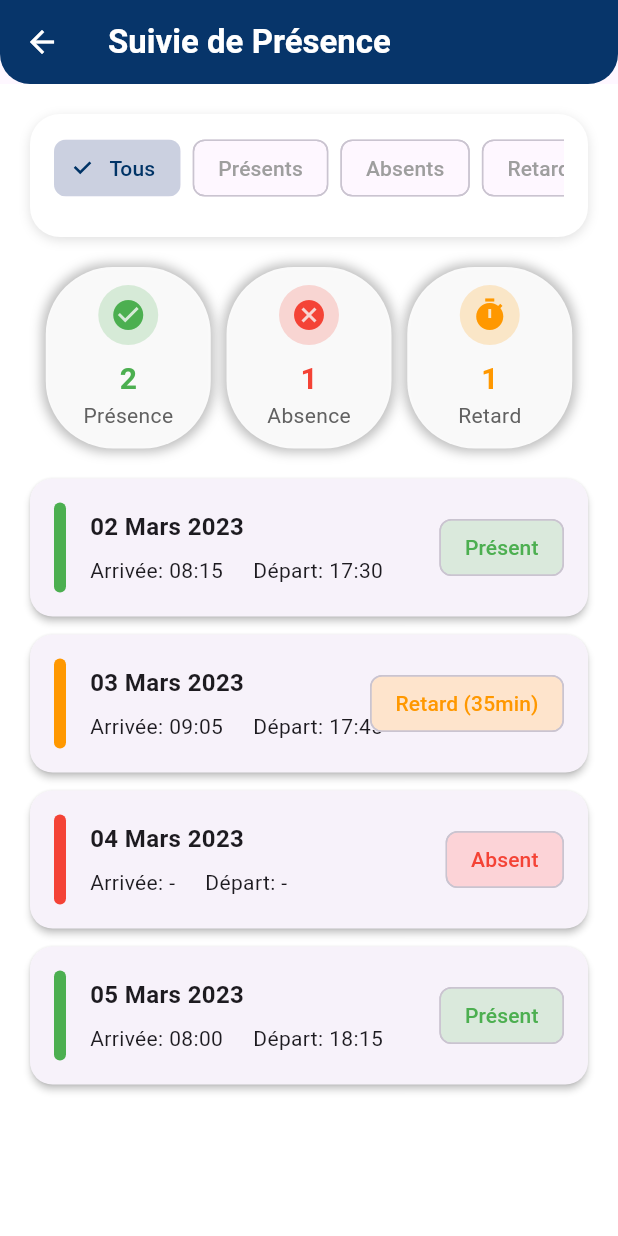
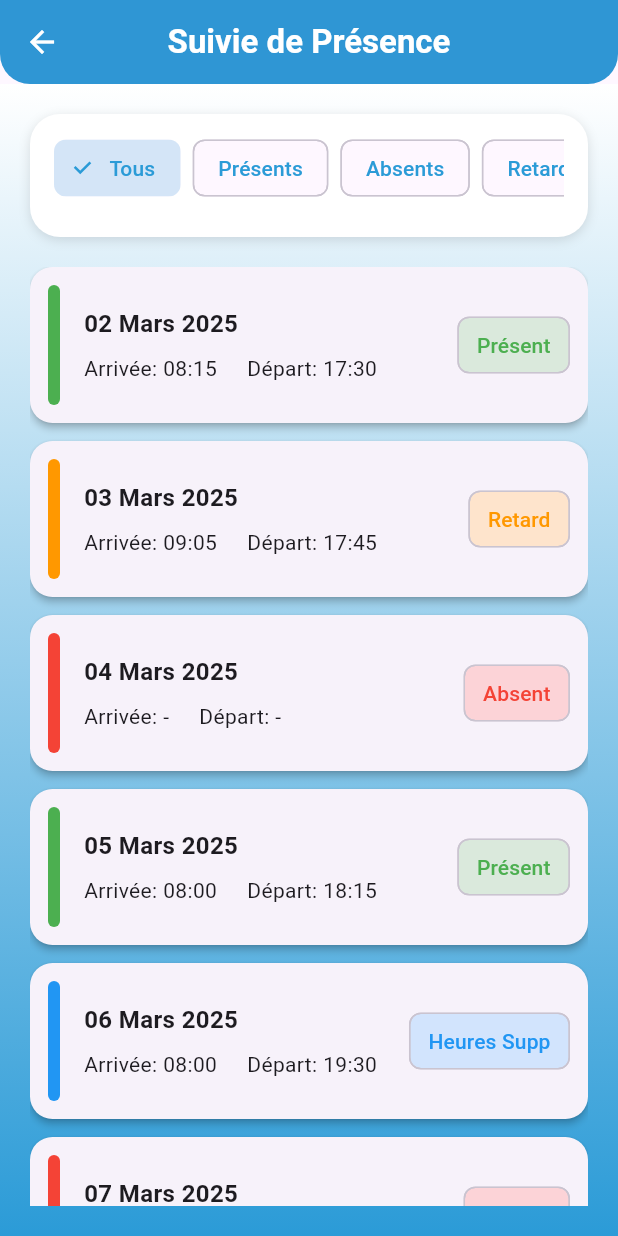
Before and after one commit to Monica1230244/projets, a Flutter app: the PresencePage screen opened directly, on a phone screen of 412 x 824 dp. Run offline on Flutter 3.47's test engine with Material 3 defaults, Android fonts, the phone set to English and light mode, and no system bars; our stand-ins replace table_calendar.

Commit message:
mise a jours des interfaces

```diff
--- a/lib/presence_page.dart
+++ b/lib/presence_page.dart
@@ -1,6 +1,5 @@
 import 'package:flutter/material.dart';
-import 'package:projets/absence_page.dart';
-import 'package:projets/retard_page.dart';
+import 'package:projets/constants.dart';
 
 class PresencePage extends StatefulWidget {
   @override
@@ -12,13 +11,24 @@ class _PresencePageState extends State<PresencePage> {
   String _selectedFilter = 'Tous';
   bool _showOnlyProblems = false;
 
-  final List<String> _filterOptions = ['Tous', 'Présents', 'Absents', 'Retards'];
+
+  final List<String> _filterOptions = ['Tous', 'Présents', 'Absents', 'Retards', 'Heures Supp'];
 
   final List<Map<String, dynamic>> _allPresences = [
-    {'date': '02 Mars 2023', 'heure_arrivee': '08:15', 'heure_depart': '17:30', 'status': 'Présent', 'color': Colors.green, 'hasProblem': false},
-    {'date': '03 Mars 2023', 'heure_arrivee': '09:05', 'heure_depart': '17:45', 'status': 'Retard (35min)', 'color': Colors.orange, 'hasProblem': true},
-    {'date': '04 Mars 2023', 'heure_arrivee': '-', 'heure_depart': '-', 'status': 'Absent', 'color': Colors.red, 'hasProblem': true},
-    {'date': '05 Mars 2023', 'heure_arrivee': '08:00', 'heure_depart': '18:15', 'status': 'Présent', 'color': Colors.green, 'hasProblem': false},
+    {'date': '02 Mars 2025', 'heure_arrivee': '08:15', 'heure_depart': '17:30', 'status': 'Présent', 'color': Colors.green, 'hasProblem': false},
+    {'date': '03 Mars 2025', 'heure_arrivee': '09:05', 'heure_depart': '17:45', 'status': 'Retard ', 'color': Colors.orange, 'hasProblem': true},
+    {'date': '04 Mars 2025', 'heure_arrivee': '-', 'heure_depart': '-', 'status': 'Absent', 'color': Colors.red, 'hasProblem': true},
+    {'date': '05 Mars 2025', 'heure_arrivee': '08:00', 'heure_depart': '18:15', 'status': 'Présent', 'color': Colors.green, 'hasProblem': false},
+    {'date': '06 Mars 2025', 'heure_arrivee': '08:00', 'heure_depart': '19:30', 'status': 'Heures Supp ', 'color': Colors.blue, 'hasProblem': false},
+    {'date': '07 Mars 2025', 'heure_arrivee': '-', 'heure_depart': '-', 'status': 'Absent', 'color':  Colors.red, 'hasProblem': true},
+    {'date': '08 Mars 2025', 'heure_arrivee': '9:30', 'heure_depart': '19:00', 'status': 'retard', 'color': Colors.orange, 'hasProblem': false},
+    {'date': '07 Mars 2025', 'heure_arrivee': '-', 'heure_depart': '-', 'status': 'Absent', 'color':  Colors.red, 'hasProblem': true},
+    {'date': '08 Mars 2025', 'heure_arrivee': '9:30', 'heure_depart': '19:00', 'status': 'retard', 'color': Colors.orange, 'hasProblem': false},
+    {'date': '08 Mars 2025', 'heure_arrivee': '9:30', 'heure_depart': '19:00', 'status': 'retard', 'color': Colors.orange, 'hasProblem': false},
+    {'date': '08 Mars 2025', 'heure_arrivee': '9:30', 'heure_depart': '19:00', 'status': 'retard', 'color': Colors.orange, 'hasProblem': false},
+    {'date': '02 Mars 2025', 'heure_arrivee': '08:15', 'heure_depart': '17:30', 'status': 'Présent', 'color': Colors.green, 'hasProblem': false},
+    {'date': '06 Mars 2025', 'heure_arrivee': '08:00', 'heure_depart': '19:30', 'status': 'Heures Supp ', 'color': Colors.blue, 'hasProblem': false},
+    {'date': '06 Mars 2025', 'heure_arrivee': '08:00', 'heure_depart': '19:30', 'status': 'Heures Supp ', 'color': Colors.blue, 'hasProblem': false},
   ];
 
   List<Map<String, dynamic>> get _filteredPresences {
@@ -27,9 +37,18 @@ class _PresencePageState extends State<PresencePage> {
       bool matchesProblemFilter = !_showOnlyProblems || presence['hasProblem'];
 
       switch (_selectedFilter) {
-        case 'Présents': matchesStatus = presence['status'] == 'Présent'; break;
-        case 'Absents': matchesStatus = presence['status'] == 'Absent'; break;
-        case 'Retards': matchesStatus = presence['status'].contains('Retard'); break;
+        case 'Présents':
+          matchesStatus = presence['status'] == 'Présent';
+          break;
+        case 'Absents':
+          matchesStatus = presence['status'] == 'Absent';
+          break;
+        case 'Retards':
+          matchesStatus = presence['status'].contains('Retard');
+          break;
+        case 'Heures Supp': // Nouveau cas pour le filtre Heures Supp
+          matchesStatus = presence['status'].contains('Heures Supp');
+          break;
       }
 
       return matchesStatus && matchesProblemFilter;
@@ -47,7 +66,8 @@ class _PresencePageState extends State<PresencePage> {
     return Scaffold(
       appBar: AppBar(
         title: Text("Suivie de Présence", style: TextStyle(fontWeight: FontWeight.bold, color: Colors.white)),
-        backgroundColor: Color(0xFF003366),
+        backgroundColor: primaryColor,
+        centerTitle: true,
         elevation: 2,
         shape: RoundedRectangleBorder(
           borderRadius: BorderRadius.vertical(bottom: Radius.circular(20)),
@@ -56,12 +76,11 @@ class _PresencePageState extends State<PresencePage> {
           icon: Icon(Icons.arrow_back, color: Colors.white),
           onPressed: () => Navigator.pop(context),
         ),
-
       ),
       body: Container(
         decoration: BoxDecoration(
           gradient: LinearGradient(
-            colors: [Colors.white, Colors.white],
+            colors: [Colors.white, primaryColor],
             begin: Alignment.topCenter,
             end: Alignment.bottomCenter,
           ),
@@ -70,15 +89,8 @@ class _PresencePageState extends State<PresencePage> {
           padding: const EdgeInsets.all(20.0),
           child: Column(
             children: [
-              // Section Filtres (sans sélection de date)
               _buildFilterSection(),
               SizedBox(height: 20),
-
-              // Liste des cartes statiques (non défilantes)
-              _buildStatCardsRow(),
-              SizedBox(height: 20),
-
-              // Liste des présences
               Expanded(
                 child: _buildPresenceList(),
               ),
@@ -86,61 +98,6 @@ class _PresencePageState extends State<PresencePage> {
           ),
         ),
       ),
-
-    );
-  }
-
-  Widget _buildStatCardsRow() {
-    final presentCount = _filteredPresences.where((p) => p['status'] == 'Présent').length;
-    final absentCount = _filteredPresences.where((p) => p['status'] == 'Absent').length;
-    final lateCount = _filteredPresences.where((p) => p['status'].contains('Retard')).length;
-
-    return Row(
-      mainAxisAlignment: MainAxisAlignment.spaceEvenly,
-      children: [
-        _buildStatCard("Présence", "$presentCount", Icons.check_circle, Colors.green),
-        _buildStatCard("Absence", "$absentCount", Icons.cancel, Colors.red, isClickable: true),
-        _buildStatCard("Retard", "$lateCount", Icons.timer, Colors.orange, isClickable: true),
-      ],
-    );
-  }
-
-  Widget _buildStatCard(String title, String value, IconData icon, Color color, {bool isClickable = false}) {
-    final card = Container(
-      width: 110,
-      padding: EdgeInsets.all(12),
-      decoration: BoxDecoration(
-        color: Colors.white.withOpacity(0.9),
-        borderRadius: BorderRadius.circular(45),
-        boxShadow: [BoxShadow(color: Colors.black26, blurRadius: 6, spreadRadius: 2)],
-      ),
-      child: Column(
-        mainAxisSize: MainAxisSize.min,
-        children: [
-          CircleAvatar(
-            backgroundColor: color.withOpacity(0.2),
-            radius: 20,
-            child: Icon(icon, color: color, size: 24),
-          ),
-          SizedBox(height: 8),
-          Text(value, style: TextStyle(fontSize: 20, fontWeight: FontWeight.bold, color: color)),
-          Text(title, style: TextStyle(fontSize: 14, color: Colors.grey[700])),
-        ],
-      ),
-    );
-
-    if (!isClickable) return card;
-
-    return InkWell(
-      borderRadius: BorderRadius.circular(45),
-      onTap: () {
-        if (title == "Absence") {
-          Navigator.push(context, MaterialPageRoute(builder: (context) => AbsencePage()));
-        } else if (title == "Retard") {
-          Navigator.push(context, MaterialPageRoute(builder: (context) => RetardPage()));
-        }
-      },
-      child: card,
     );
   }
 
@@ -168,10 +125,10 @@ class _PresencePageState extends State<PresencePage> {
                         _selectedFilter = selected ? option : 'Tous';
                       });
                     },
-                    selectedColor: Color(0xFF003366).withOpacity(0.2),
-                    checkmarkColor: Color(0xFF003366),
+                    selectedColor: primaryColor.withOpacity(0.2),
+                    checkmarkColor: primaryColor,
                     labelStyle: TextStyle(
-                      color: _selectedFilter == option ? Color(0xFF003366) : Colors.grey,
+                      color: _selectedFilter == option ? primaryColor : Color(0xFF2B9BD7),
                     ),
                   ),
                 );
@@ -188,23 +145,30 @@ class _PresencePageState extends State<PresencePage> {
     if (_filteredPresences.isEmpty) {
       return Center(child: Text('Aucune donnée correspondant aux filtres'));
     }
-
     return ListView.builder(
       itemCount: _filteredPresences.length,
       itemBuilder: (context, index) {
         final presence = _filteredPresences[index];
+
+        final statusText = presence['status'].contains('Retard')
+            ? 'Retard'
+            : presence['status'].contains('Heures Supp')
+            ? 'Heures Supp'
+            : presence['status'];
+
         return Card(
           margin: EdgeInsets.only(bottom: 12),
           shape: RoundedRectangleBorder(
-              borderRadius: BorderRadius.circular(15)),
+            borderRadius: BorderRadius.circular(15),
+          ),
           elevation: 2,
           child: Padding(
-            padding: EdgeInsets.all(16),
+            padding: EdgeInsets.all(12),
             child: Row(
               children: [
                 Container(
                   width: 8,
-                  height: 60,
+                  height: 80,
                   decoration: BoxDecoration(
                     color: presence['color'],
                     borderRadius: BorderRadius.circular(10),
@@ -228,8 +192,9 @@ class _PresencePageState extends State<PresencePage> {
                   ),
                 ),
                 Chip(
+                  labelPadding: EdgeInsets.symmetric(horizontal: 4),
                   backgroundColor: presence['color'].withOpacity(0.2),
-                  label: Text(presence['status'], style: TextStyle(color: presence['color'])),
+                  label: Text(statusText, style: TextStyle(color: presence['color'])),
                 ),
               ],
             ),
--- a/lib/retard_page.dart
+++ b/lib/retard_page.dart
@@ -1,6 +1,7 @@
 import 'package:flutter/material.dart';
 import 'package:projets/accueil_page.dart';
 import 'package:projets/heure_supp.dart';
+import 'package:projets/user.dart';
 
 import 'constants.dart';
 
@@ -45,7 +46,7 @@ class _RetardPageState extends State<RetardPage> {
           onPressed: () {
             Navigator.push(
               context,
-              MaterialPageRoute(builder: (context) => Accueil()),
+              MaterialPageRoute(builder: (context) => Presence() ),
             );
           },
         ),
```
